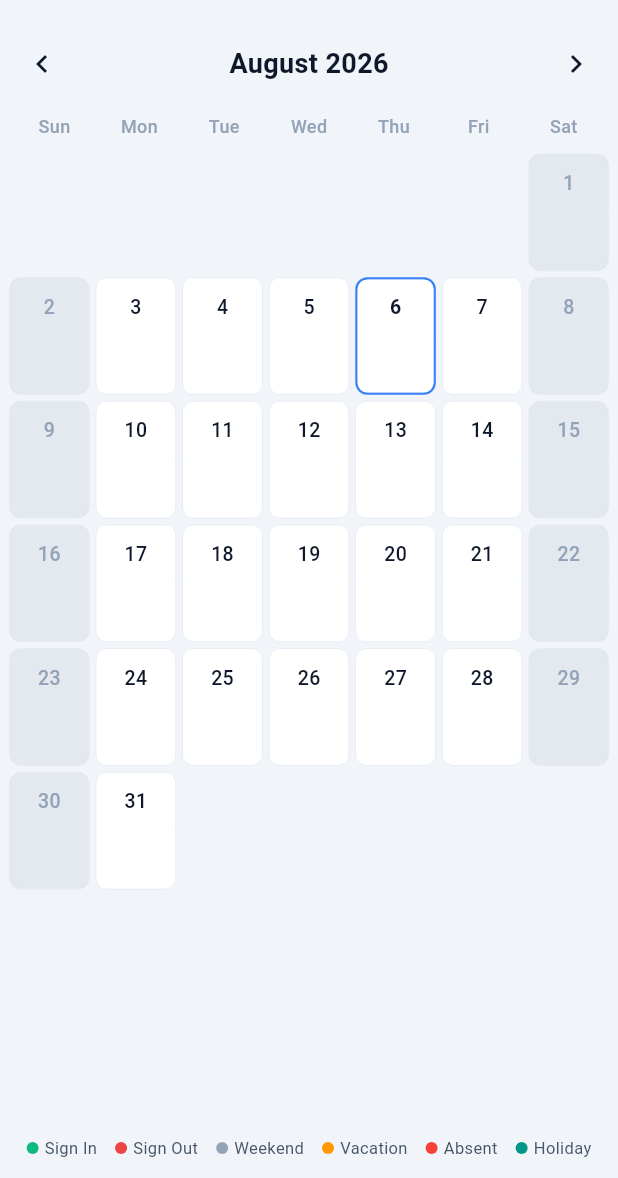
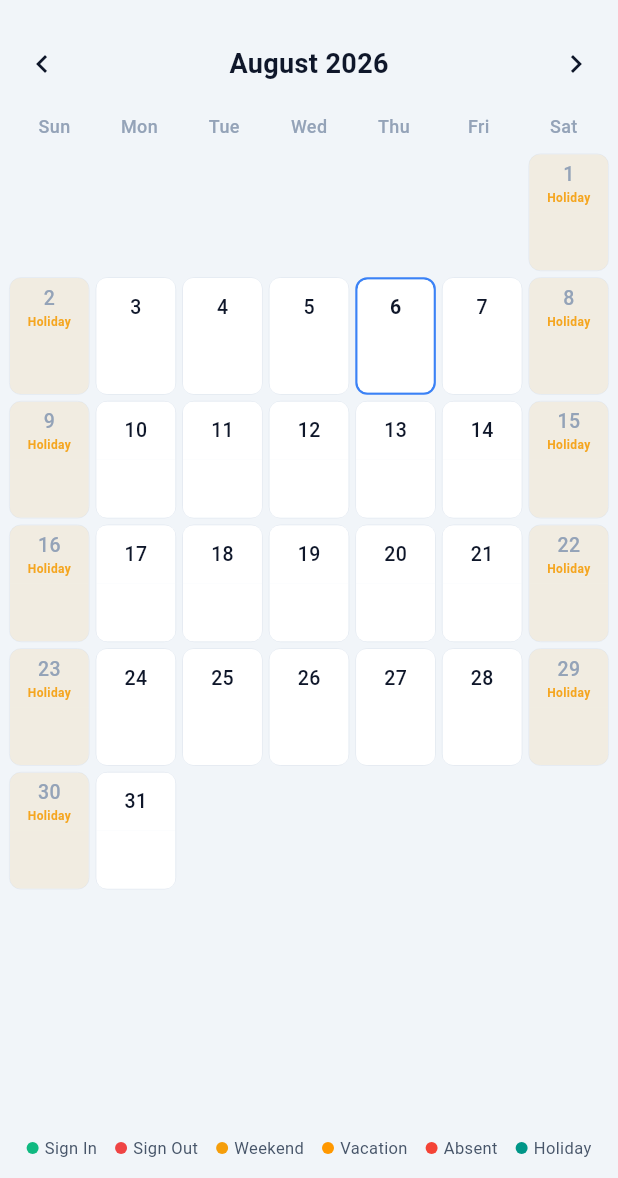
Before and after one commit to Gfx-Boy/sobekfaceattendance, a Flutter app: the AttendanceScreen screen opened directly, on a phone screen of 412 x 824 dp, the part 58-1236 px from its top. Run offline on Flutter 3.47's test engine with Material 3 defaults, Android fonts, the phone set to English and light mode, and no system bars; our stand-ins replace barcode_widget, camera, file_picker, firebase_core, firebase_messaging, flutter_map and 8 more; missing offline and left inert: face_liveness_detector, mobile_scanner; accounts and stored records are empty; network calls fail.

Commit message:
round 4: real sign-in only in calendar, holiday labels match HR grid, save & finish later in scanner, clean offline errors

```diff
--- a/lib/widgets/attendance_calendar.dart
+++ b/lib/widgets/attendance_calendar.dart
@@ -211,12 +211,11 @@ class AttendanceCalendar extends StatelessWidget {
         final signOutRecord =
             dayRecs.where((r) => r.type == 'sign_out').toList();
         breakCount = dayRecs.where((r) => r.type == 'break_start').length;
+        // Only a real sign_in fills the check-in slot. The old fallback put
+        // "the first record of the day" here, so a lone sign_out painted its
+        // time in green as if the employee had signed in (#4 round 4).
         if (signInRecord.isNotEmpty) {
           final t = signInRecord.first.timestamp;
-          checkIn =
-              '${t.hour.toString().padLeft(2, '0')}:${t.minute.toString().padLeft(2, '0')}';
-        } else if (dayRecs.any((r) => r.type != 'day_status')) {
-          final t = dayRecs.firstWhere((r) => r.type != 'day_status').timestamp;
           checkIn =
               '${t.hour.toString().padLeft(2, '0')}:${t.minute.toString().padLeft(2, '0')}';
         }
@@ -274,9 +273,11 @@ class AttendanceCalendar extends StatelessWidget {
           : dayStatusColor(context, dayStatus).withValues(alpha: 0.25);
       topColor = statusColor;
       bottomColor = statusColor;
-    } else if (isWeekend) {
-      topColor = context.colors.textMuted.withValues(alpha: 0.15);
-      bottomColor = context.colors.textMuted.withValues(alpha: 0.15);
+    } else if (isWeekend && !attended) {
+      // Branch weekly holiday — same amber + "Holiday" treatment as the HR
+      // day-status grid so the two screens never look contradictory (#1 r4).
+      topColor = AppTheme.warningAmber.withValues(alpha: 0.10);
+      bottomColor = AppTheme.warningAmber.withValues(alpha: 0.10);
     } else if (completedDay) {
       topColor = AppTheme.accentGreen.withValues(alpha: 0.2);
       bottomColor = AppTheme.checkOutRed.withValues(alpha: 0.2);
@@ -338,6 +339,17 @@ class AttendanceCalendar extends StatelessWidget {
                         S.signIn,
                         style: const TextStyle(
                           color: AppTheme.accentGreen,
+                          fontSize: 8,
+                          fontWeight: FontWeight.w600,
+                        ),
+                      ),
+                    ] else if (isWeekend && checkIn == null && checkOut == null) ...[
+                      // Branch weekly holiday label, matching the HR grid.
+                      const SizedBox(height: 1),
+                      Text(
+                        S.holiday,
+                        style: TextStyle(
+                          color: AppTheme.warningAmber.withValues(alpha: 0.9),
                           fontSize: 8,
                           fontWeight: FontWeight.w600,
                         ),
@@ -407,7 +419,7 @@ class AttendanceCalendar extends StatelessWidget {
         children: [
           _legendDot(context, AppTheme.accentGreen, S.signIn),
           _legendDot(context, AppTheme.checkOutRed, S.signOut),
-          _legendDot(context, context.colors.textMuted, S.weekend),
+          _legendDot(context, AppTheme.warningAmber, S.weekend),
           if (showStatusLegend) ...[
             _legendDot(context, Colors.orange, S.vacation),
             _legendDot(context, Colors.red, S.absent),
```
Also changed, not shown: lib/screens/tasks_screen.dart (+65 -21 lines), lib/services/api_service.dart (+18 -15 lines).
